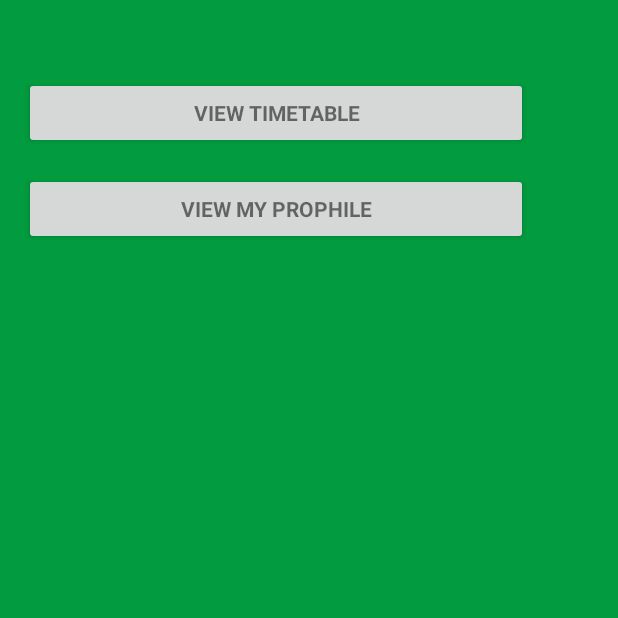
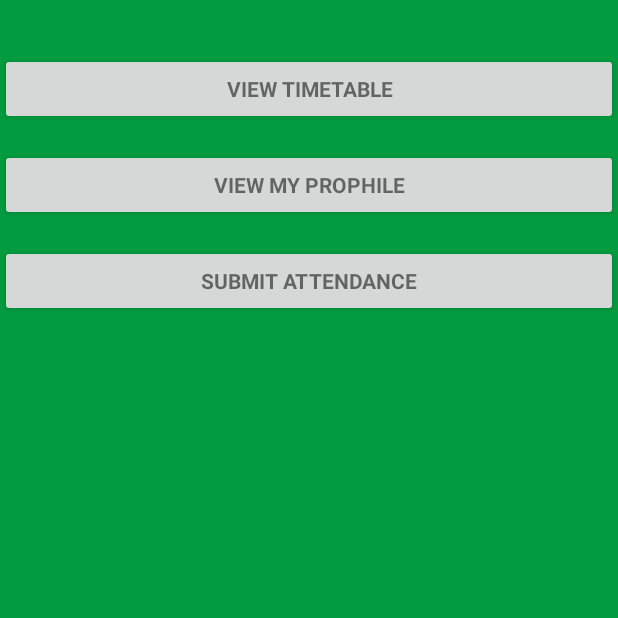
Before and after one commit to Theonlysmartboy/ClassAttendanceManager, an Android app: the MainActivity screen opened directly, with no data from a screen before it, on a phone screen of 412 x 824 dp, the top half of it. Run offline under Robolectric (Android 15) with nearby library versions, the phone set to English and light mode, and no system bars.

Commit message:
Begun the main form

```diff
--- a/app/src/main/res/layout/activity_main.xml
+++ b/app/src/main/res/layout/activity_main.xml
@@ -1,34 +1,14 @@
-<?xml version="1.0" encoding="utf-8"?>
-<android.support.constraint.ConstraintLayout xmlns:android="http://schemas.android.com/apk/res/android"
-    xmlns:tools="http://schemas.android.com/tools"
-    android:layout_width="match_parent"
-    android:layout_height="match_parent"
-    tools:context="com.otema.tosby.attendancemanager.MainActivity"
-    android:background="@color/colorPrimary">
-
-    <LinearLayout xmlns:android="http://schemas.android.com/apk/res/android"
+   <LinearLayout xmlns:android="http://schemas.android.com/apk/res/android"
         xmlns:tools="http://schemas.android.com/tools"
-        android:layout_width="368dp"
-        android:layout_height="551dp"
+        android:layout_width="match_parent"
+        android:layout_height="match_parent"
         android:gravity="center_horizontal"
         android:orientation="vertical"
-        android:paddingBottom="@dimen/activity_vertical_margin"
-        android:paddingLeft="@dimen/activity_horizontal_margin"
-        android:paddingRight="@dimen/activity_horizontal_margin"
-        android:paddingTop="@dimen/activity_vertical_margin"
-        tools:context="com.otema.tosby.attendancemanager.SignUp"
+        tools:context="com.otema.tosby.attendancemanager.MainActivity"
         tools:layout_editor_absoluteY="8dp"
-        tools:layout_editor_absoluteX="8dp">
-    <ScrollView
-        android:id="@+id/login_form"
-        android:layout_width="match_parent"
-        android:layout_height="match_parent">
-    <LinearLayout
-        android:id="@+id/email_login_form"
-        android:layout_width="match_parent"
-        android:layout_height="wrap_content"
-        android:orientation="vertical">
-        <android.support.design.widget.TextInputLayout
+        tools:layout_editor_absoluteX="8dp"
+        android:background="@color/colorPrimary">
+           <android.support.design.widget.TextInputLayout
             android:layout_width="match_parent"
             android:layout_height="wrap_content">
             <TextView
@@ -54,7 +34,12 @@
             android:layout_marginTop="16dp"
             android:text="@string/profile"
             android:textStyle="bold" />
+        <Button
+            android:id="@+id/attendance_btn"
+            android:layout_width="match_parent"
+            android:layout_height="wrap_content"
+            android:layout_marginTop="16dp"
+            android:text="@string/submitAttendance"
+            style="?android:textAppearanceSmall"
+            android:textStyle="bold"/>
         </LinearLayout>
-        </ScrollView>
-        </LinearLayout>
-</android.support.constraint.ConstraintLayout>
--- a/app/src/main/res/values/strings.xml
+++ b/app/src/main/res/values/strings.xml
@@ -18,5 +18,6 @@
     <string name="confirm_pwd">Confirm Password</string>
     <string name="pwd">Password</string>
     <string name="timetable">View Timetable</string>
-<string name="profile">View My prophile</string>
+    <string name="profile">View My prophile</string>
+    <string name="submitAttendance">Submit Attendance</string>
 </resources>
```
